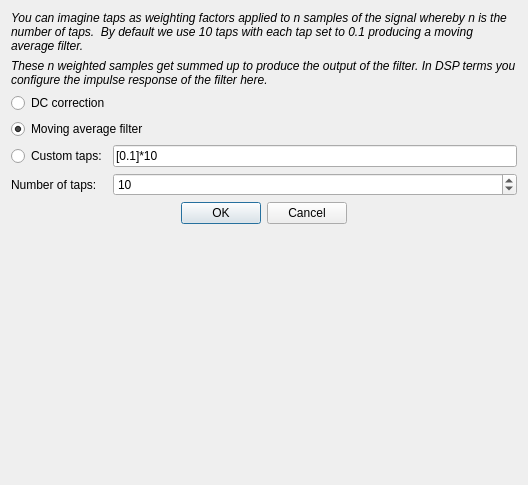
Qt form data/ui/filter_dialog.ui (jopohl/urh) before a commit.
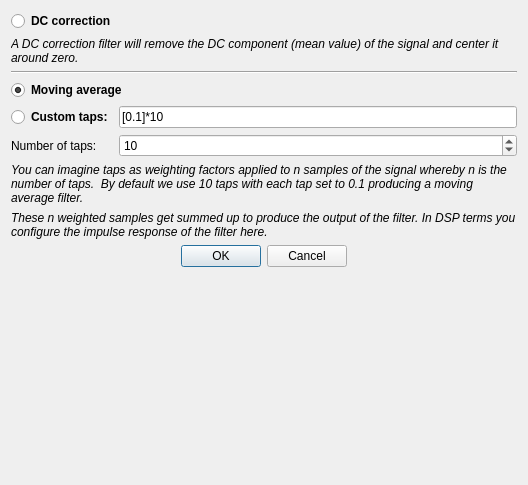
The same form after that commit. Icons and pictures are not drawn.

Commit message: update filter dialog UI

The edit to the form file:
```diff
--- a/data/ui/filter_dialog.ui
+++ b/data/ui/filter_dialog.ui
@@ -18,14 +18,33 @@
     <normaloff>.</normaloff>.</iconset>
   </property>
   <layout class="QGridLayout" name="gridLayout">
-   <item row="6" column="0">
+   <item row="9" column="0">
     <widget class="QRadioButton" name="radioButtonCustomTaps">
+     <property name="font">
+      <font>
+       <weight>75</weight>
+       <bold>true</bold>
+      </font>
+     </property>
      <property name="text">
       <string>Custom taps:</string>
      </property>
     </widget>
    </item>
-   <item row="11" column="0">
+   <item row="15" column="0" colspan="2">
+    <widget class="QDialogButtonBox" name="buttonBox">
+     <property name="orientation">
+      <enum>Qt::Horizontal</enum>
+     </property>
+     <property name="standardButtons">
+      <set>QDialogButtonBox::Cancel|QDialogButtonBox::Ok</set>
+     </property>
+     <property name="centerButtons">
+      <bool>true</bool>
+     </property>
+    </widget>
+   </item>
+   <item row="16" column="0">
     <spacer name="verticalSpacer">
      <property name="orientation">
       <enum>Qt::Vertical</enum>
@@ -38,77 +57,30 @@
      </property>
     </spacer>
    </item>
-   <item row="5" column="0" colspan="2">
+   <item row="7" column="0" colspan="2">
+    <widget class="Line" name="line">
+     <property name="orientation">
+      <enum>Qt::Horizontal</enum>
+     </property>
+    </widget>
+   </item>
+   <item row="8" column="0" colspan="2">
     <widget class="QRadioButton" name="radioButtonMovingAverage">
+     <property name="font">
+      <font>
+       <weight>75</weight>
+       <bold>true</bold>
+      </font>
+     </property>
      <property name="text">
-      <string>Moving average filter</string>
+      <string>Moving average</string>
      </property>
      <property name="checked">
       <bool>true</bool>
      </property>
     </widget>
    </item>
-   <item row="10" column="0" colspan="2">
-    <widget class="QDialogButtonBox" name="buttonBox">
-     <property name="orientation">
-      <enum>Qt::Horizontal</enum>
-     </property>
-     <property name="standardButtons">
-      <set>QDialogButtonBox::Cancel|QDialogButtonBox::Ok</set>
-     </property>
-     <property name="centerButtons">
-      <bool>true</bool>
-     </property>
-    </widget>
-   </item>
-   <item row="0" column="0" colspan="2">
-    <widget class="QLabel" name="label_3">
-     <property name="font">
-      <font>
-       <italic>true</italic>
-      </font>
-     </property>
-     <property name="text">
-      <string>You can imagine taps as weighting factors applied to n samples of the signal whereby n is the number of taps.  By default we use 10 taps with each tap set to 0.1 producing a moving average filter.</string>
-     </property>
-     <property name="wordWrap">
-      <bool>true</bool>
-     </property>
-    </widget>
-   </item>
-   <item row="1" column="0" colspan="2">
-    <widget class="QLabel" name="label_2">
-     <property name="font">
-      <font>
-       <italic>true</italic>
-      </font>
-     </property>
-     <property name="text">
-      <string>These n weighted samples get summed up to produce the output of the filter. In DSP terms you configure the impulse response of the filter here.</string>
-     </property>
-     <property name="wordWrap">
-      <bool>true</bool>
-     </property>
-    </widget>
-   </item>
-   <item row="6" column="1">
-    <widget class="QLineEdit" name="lineEditCustomTaps">
-     <property name="toolTip">
-      <string>&lt;html&gt;&lt;head/&gt;&lt;body&gt;&lt;p&gt;You can configure custom filter taps here either explicit using [0.1, 0.2, 0.3] or with &lt;span style=&quot; font-weight:600;&quot;&gt;python programming shortcuts&lt;/span&gt; like [0.1] * 3 + [0.2] * 4 will result in [0.1, 0.1, 0.1, 0.2, 0.2, 0.2, 0.2]&lt;/p&gt;&lt;/body&gt;&lt;/html&gt;</string>
-     </property>
-     <property name="text">
-      <string>[0.1]*10</string>
-     </property>
-    </widget>
-   </item>
-   <item row="7" column="0">
-    <widget class="QLabel" name="label">
-     <property name="text">
-      <string>Number of taps:</string>
-     </property>
-    </widget>
-   </item>
-   <item row="7" column="1">
+   <item row="10" column="1">
     <widget class="QSpinBox" name="spinBoxNumTaps">
      <property name="minimum">
       <number>1</number>
@@ -121,8 +93,76 @@
      </property>
     </widget>
    </item>
-   <item row="2" column="0" colspan="2">
+   <item row="6" column="0" colspan="2">
+    <widget class="QLabel" name="label_4">
+     <property name="font">
+      <font>
+       <italic>true</italic>
+      </font>
+     </property>
+     <property name="text">
+      <string>A DC correction filter will remove the DC component (mean value) of the signal and center it around zero.</string>
+     </property>
+     <property name="wordWrap">
+      <bool>true</bool>
+     </property>
+    </widget>
+   </item>
+   <item row="9" column="1">
+    <widget class="QLineEdit" name="lineEditCustomTaps">
+     <property name="toolTip">
+      <string>&lt;html&gt;&lt;head/&gt;&lt;body&gt;&lt;p&gt;You can configure custom filter taps here either explicit using [0.1, 0.2, 0.3] or with &lt;span style=&quot; font-weight:600;&quot;&gt;python programming shortcuts&lt;/span&gt; like [0.1] * 3 + [0.2] * 4 will result in [0.1, 0.1, 0.1, 0.2, 0.2, 0.2, 0.2]&lt;/p&gt;&lt;/body&gt;&lt;/html&gt;</string>
+     </property>
+     <property name="text">
+      <string>[0.1]*10</string>
+     </property>
+    </widget>
+   </item>
+   <item row="10" column="0">
+    <widget class="QLabel" name="label">
+     <property name="text">
+      <string>Number of taps:</string>
+     </property>
+    </widget>
+   </item>
+   <item row="13" column="0" colspan="2">
+    <widget class="QLabel" name="label_3">
+     <property name="font">
+      <font>
+       <italic>true</italic>
+      </font>
+     </property>
+     <property name="text">
+      <string>You can imagine taps as weighting factors applied to n samples of the signal whereby n is the number of taps.  By default we use 10 taps with each tap set to 0.1 producing a moving average filter.</string>
+     </property>
+     <property name="wordWrap">
+      <bool>true</bool>
+     </property>
+    </widget>
+   </item>
+   <item row="14" column="0" colspan="2">
+    <widget class="QLabel" name="label_2">
+     <property name="font">
+      <font>
+       <italic>true</italic>
+      </font>
+     </property>
+     <property name="text">
+      <string>These n weighted samples get summed up to produce the output of the filter. In DSP terms you configure the impulse response of the filter here.</string>
+     </property>
+     <property name="wordWrap">
+      <bool>true</bool>
+     </property>
+    </widget>
+   </item>
+   <item row="0" column="0" colspan="2">
     <widget class="QRadioButton" name="radioButtonDCcorrection">
+     <property name="font">
+      <font>
+       <weight>75</weight>
+       <bold>true</bold>
+      </font>
+     </property>
      <property name="text">
       <string>DC correction</string>
      </property>
```
The commit also changes 1 other file.
